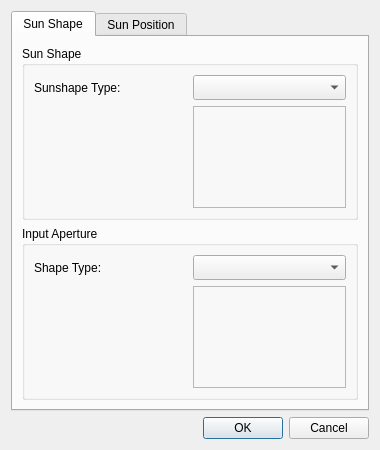
Above: TonatiuhProject/src/source/gui/lightdialog.ui from iat-cener/tonatiuh before the change. Below: the same form after it.
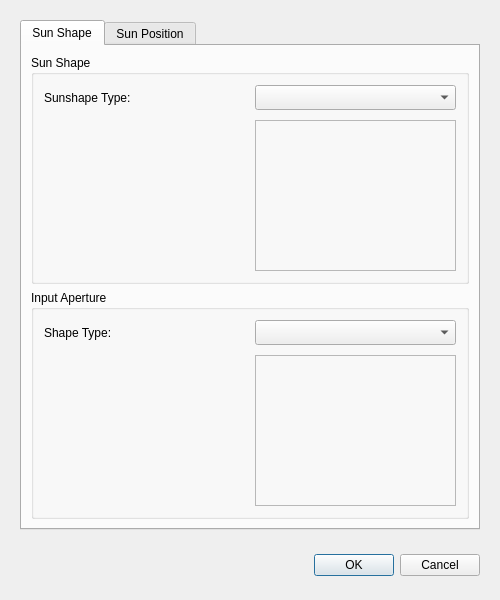
That is the form after the change.

Commit message: spacings changed to light dialog layout

The edit to the form file:
```diff
--- a/TonatiuhProject/src/source/gui/lightdialog.ui
+++ b/TonatiuhProject/src/source/gui/lightdialog.ui
@@ -6,8 +6,8 @@
    <rect>
     <x>0</x>
     <y>0</y>
-    <width>380</width>
-    <height>450</height>
+    <width>500</width>
+    <height>600</height>
    </rect>
   </property>
   <property name="sizePolicy">
@@ -18,14 +18,20 @@
   </property>
   <property name="maximumSize">
    <size>
-    <width>380</width>
-    <height>450</height>
+    <width>500</width>
+    <height>600</height>
    </size>
   </property>
   <property name="windowTitle">
    <string>Define Sun Light</string>
   </property>
   <layout class="QVBoxLayout" name="verticalLayout">
+   <property name="spacing">
+    <number>20</number>
+   </property>
+   <property name="margin">
+    <number>20</number>
+   </property>
    <item>
     <widget class="QTabWidget" name="tabWidget">
      <property name="sizePolicy">
@@ -47,9 +53,21 @@
          <property name="title">
           <string>Sun Shape</string>
          </property>
-         <layout class="QGridLayout" name="gridLayout">
+         <layout class="QGridLayout" name="shapeLayout">
+          <property name="margin">
+           <number>10</number>
+          </property>
+          <property name="spacing">
+           <number>10</number>
+          </property>
           <item row="0" column="0">
            <widget class="QLabel" name="sunshapeLabel">
+            <property name="minimumSize">
+             <size>
+              <width>0</width>
+              <height>25</height>
+             </size>
+            </property>
             <property name="text">
              <string>Sunshape Type:</string>
             </property>
@@ -83,9 +101,21 @@
          <property name="title">
           <string>Input Aperture</string>
          </property>
-         <layout class="QGridLayout" name="gridLayout_2">
+         <layout class="QGridLayout" name="inputApertureLayout">
+          <property name="margin">
+           <number>10</number>
+          </property>
+          <property name="spacing">
+           <number>10</number>
+          </property>
           <item row="0" column="0">
            <widget class="QLabel" name="shapeLabel">
+            <property name="minimumSize">
+             <size>
+              <width>0</width>
+              <height>25</height>
+             </size>
+            </property>
             <property name="text">
              <string>Shape Type:</string>
             </property>
@@ -126,9 +156,21 @@
          <property name="title">
           <string>Definition of sun position</string>
          </property>
-         <layout class="QGridLayout" name="gridLayout_3">
+         <layout class="QGridLayout" name="sunPositionLayout">
+          <property name="margin">
+           <number>10</number>
+          </property>
+          <property name="spacing">
+           <number>10</number>
+          </property>
           <item row="0" column="0">
            <widget class="QLabel" name="azimuthLabel">
+            <property name="minimumSize">
+             <size>
+              <width>0</width>
+              <height>25</height>
+             </size>
+            </property>
             <property name="text">
              <string>Azimuth:</string>
             </property>
@@ -164,6 +206,12 @@
           </item>
           <item row="1" column="0">
            <widget class="QLabel" name="elevationLabel">
+            <property name="minimumSize">
+             <size>
+              <width>0</width>
+              <height>25</height>
+             </size>
+            </property>
             <property name="text">
              <string>Elevation:</string>
             </property>
@@ -199,6 +247,12 @@
           </item>
           <item row="2" column="0">
            <widget class="QLabel" name="distanceLabel">
+            <property name="minimumSize">
+             <size>
+              <width>0</width>
+              <height>25</height>
+             </size>
+            </property>
             <property name="text">
              <string>Distance:</string>
             </property>
@@ -251,6 +305,12 @@
    </item>
    <item>
     <widget class="QDialogButtonBox" name="buttonBox">
+     <property name="minimumSize">
+      <size>
+       <width>0</width>
+       <height>30</height>
+      </size>
+     </property>
      <property name="orientation">
       <enum>Qt::Horizontal</enum>
      </property>
```
